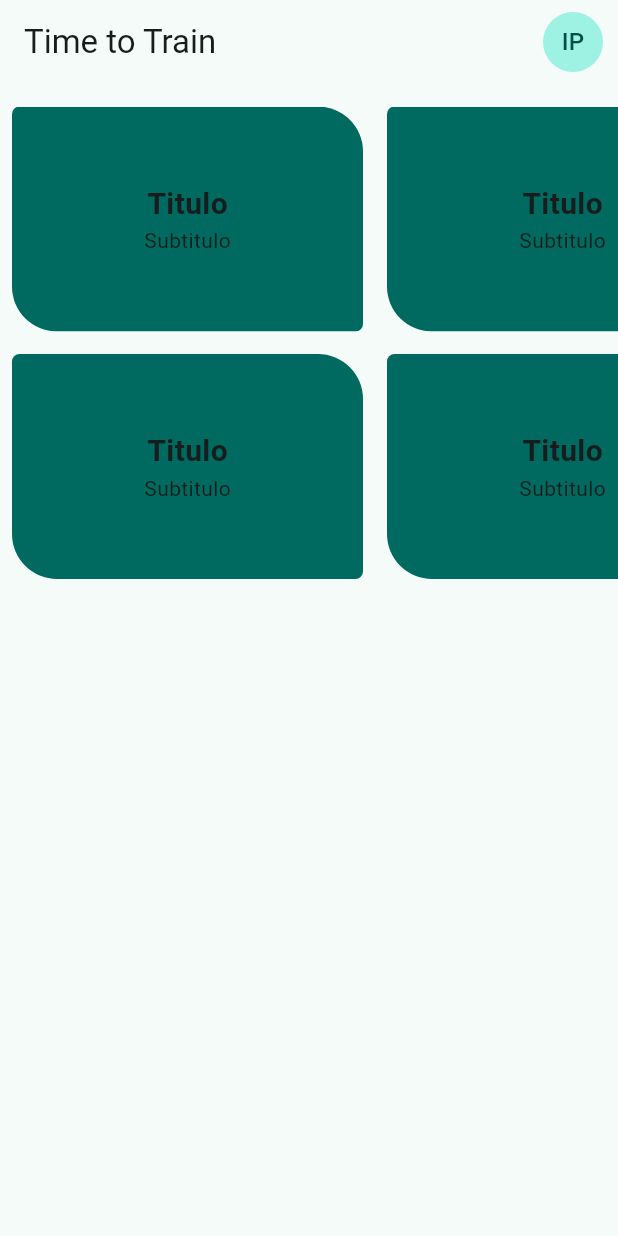
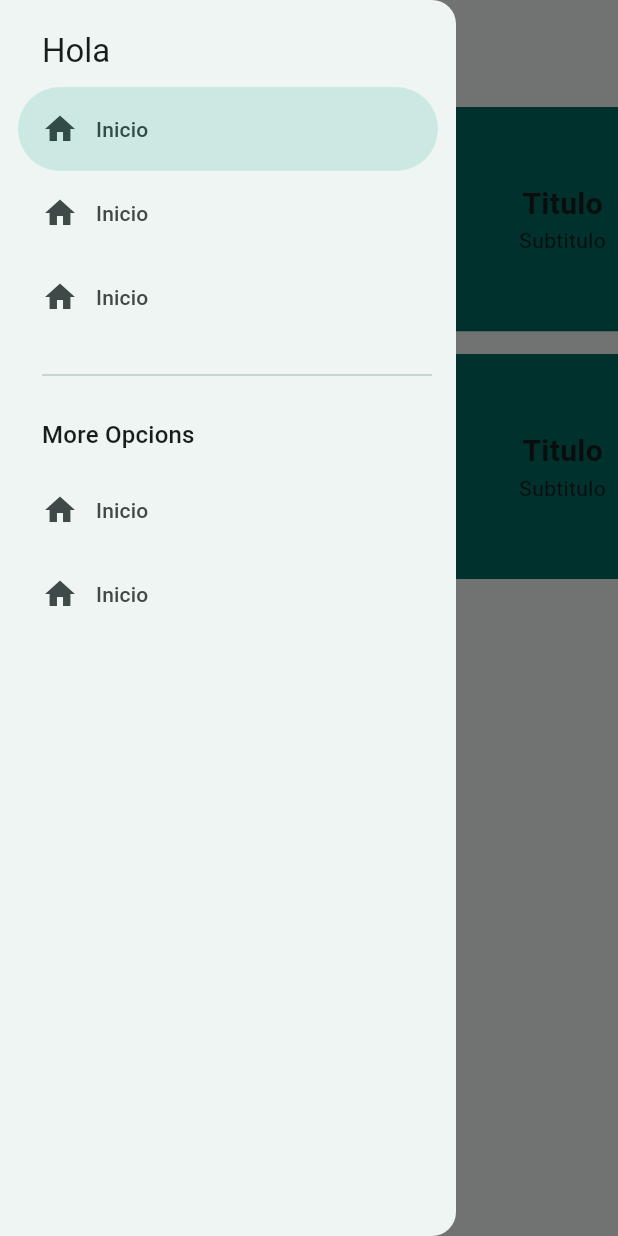
Before and after one commit to Isa-josep/time_to_train, a Flutter app: the screen it shows after launch, with the side drawer open (before the commit the screen has no drawer), on a phone screen of 412 x 824 dp. Run offline on Flutter 3.47's test engine with Material 3 defaults, Android fonts, the phone set to English and light mode, and no system bars; our stand-ins replace animate_do, flutter_riverpod, go_router.

Commit message:
menu funcional :)

```diff
--- a/lib/config/menu/menu_items.dart
+++ b/lib/config/menu/menu_items.dart
@@ -23,5 +23,33 @@ const appMenuItems = <MenuItem>[
     icon: Icons.home,
   ),
 
+  MenuItem(
+    title: 'Inicio',
+    subTitle: 'Página principal',
+    link: '/',
+    icon: Icons.home,
+  ),
+
+  MenuItem(
+    title: 'Inicio',
+    subTitle: 'Página principal',
+    link: '/',
+    icon: Icons.home,
+  ),
+
+  MenuItem(
+    title: 'Inicio',
+    subTitle: 'Página principal',
+    link: '/',
+    icon: Icons.home,
+  ),
+
+  MenuItem(
+    title: 'Inicio',
+    subTitle: 'Página principal',
+    link: '/',
+    icon: Icons.home,
+  ),
+
 
 ];
--- a/lib/config/router/app_router.dart
+++ b/lib/config/router/app_router.dart
@@ -9,5 +9,7 @@ final appRouter = GoRouter(
       builder: (context, state) => const HomeView(),
     ),
 
+
+
   ],
 );
--- a/lib/presentation/screens/homes_creen.dart
+++ b/lib/presentation/screens/homes_creen.dart
@@ -1,21 +1,30 @@
 import 'package:flutter/material.dart';
 import 'package:time_to_train/widgets/horizontal_view_card.dart';
+import 'package:time_to_train/widgets/menu_lat.dart';
 class HomeView extends StatelessWidget {
   const HomeView({super.key});
 
   @override
   Widget build(BuildContext context) {
+    final scaffoldKey = GlobalKey<ScaffoldState>();
+
     return Scaffold(
+      key: scaffoldKey,
       appBar: AppBar(
         title: const Text('Time to Train'),
-        actions: const [
-           CircleAvatar(
-             child: Text("IP") //TODO: Replace with user's initials
       ),
-          SizedBox(width: 10,)
-        ],
-      ),
-      body: const Padding(
+      body: const _Home(),
+      drawer: SideMenu( scaffoldKey: scaffoldKey )
+    );
+  }
+}
+
+class _Home extends StatelessWidget {
+  const _Home();
+
+  @override
+  Widget build(BuildContext context) {
+    return const Padding(
       padding: EdgeInsets.only(top: 15),
       child: Column(
         children: [
@@ -24,7 +33,6 @@ class HomeView extends StatelessWidget {
           HorizontalCardView()
         ],
       ),
-      ),
     );
   }
 }
--- a/lib/widgets/menu_lat.dart
+++ b/lib/widgets/menu_lat.dart
@@ -30,7 +30,7 @@ class _SideMenuState extends State<SideMenu> {
       children:  [
         Padding(
           padding: EdgeInsets.fromLTRB(28, hasNotch?0:20, 16, 10),
-          child: Text("Main", style: Theme.of(context).textTheme.titleLarge),
+          child: Text("Hola", style: Theme.of(context).textTheme.titleLarge), //*agregar name del user
         ),
 
 
@@ -41,16 +41,16 @@ class _SideMenuState extends State<SideMenu> {
           icon: Icon(item.icon),
           label: Text(item.title),
           ),
-
         ),
        const  Padding(
           padding:  EdgeInsets.fromLTRB(28, 16, 16, 10),
           child: Divider(), // ** crea una linea divisora
           ),
-
         Padding(
           padding: const EdgeInsets.fromLTRB(28, 10, 16, 10),
-          child: Text("More Opcions", style: Theme.of(context).textTheme.titleMedium),
+          child: Text("More Opcions",
+          style: Theme.of(context).textTheme.titleMedium
+          ),
         ),
         ...appMenuItems
         .sublist(3)
@@ -59,7 +59,6 @@ class _SideMenuState extends State<SideMenu> {
           icon: Icon(item.icon),
           label: Text(item.title),
           ),
-
         ),
       ],
     );
```
Lines whose indentation alone changed are shown as unchanged.
